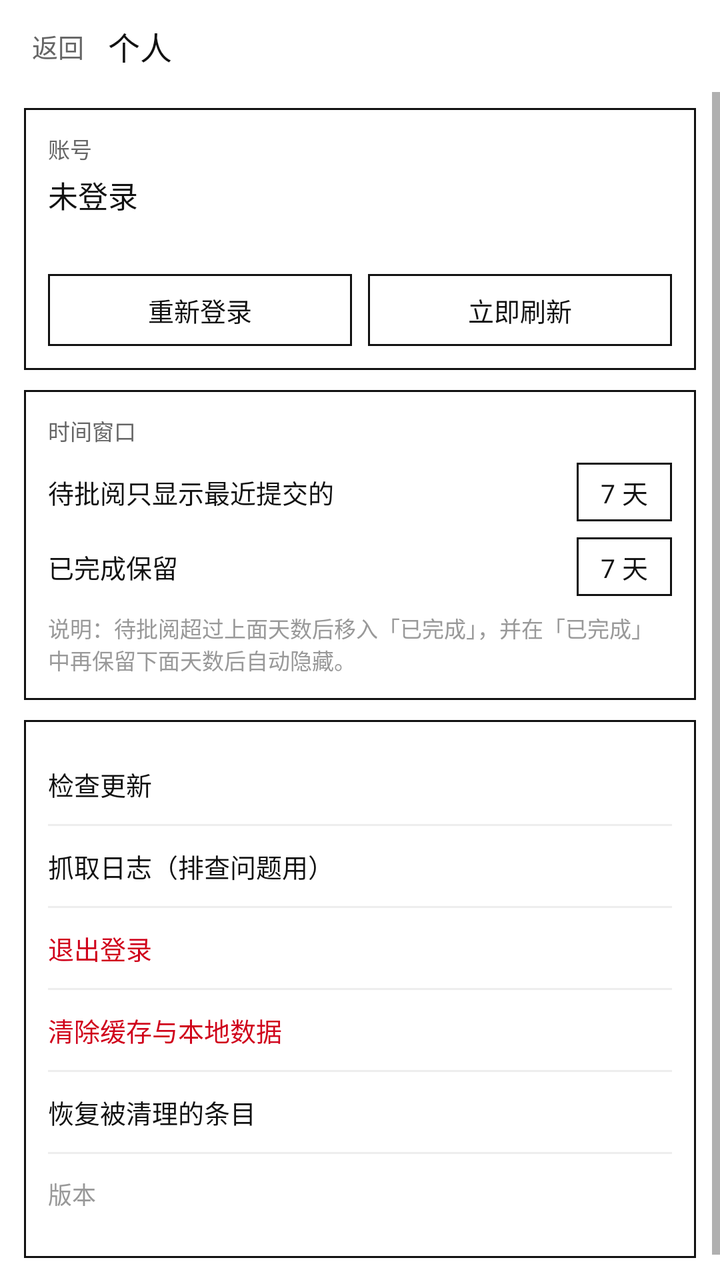
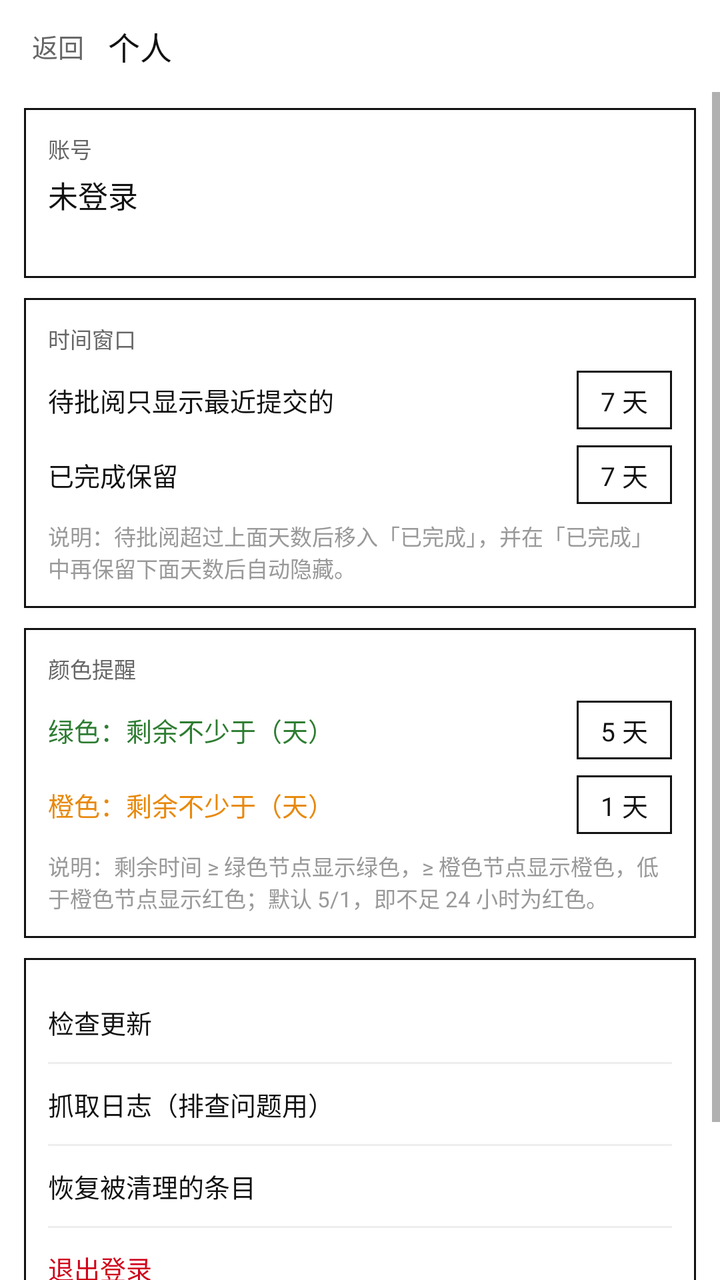

Compare the two renders of this Android layout. The source of the first and the diff that turns it into the second are given below.
<!-- AndroidManifest.xml: application theme Theme.Board -->
<!-- res/layout/activity_settings.xml -->
<?xml version="1.0" encoding="utf-8"?>
<LinearLayout xmlns:android="http://schemas.android.com/apk/res/android"
    android:layout_width="match_parent"
    android:layout_height="match_parent"
    android:background="#FFFFFF"
    android:orientation="vertical">

    <LinearLayout
        android:layout_width="match_parent"
        android:layout_height="46dp"
        android:orientation="horizontal"
        android:paddingLeft="12dp"
        android:paddingRight="12dp">

        <TextView
            android:id="@+id/btnBack"
            android:layout_width="wrap_content"
            android:layout_height="match_parent"
            android:gravity="center_vertical"
            android:paddingLeft="4dp"
            android:paddingRight="12dp"
            android:text="返回"
            android:textColor="#666666"
            android:textSize="13sp" />

        <TextView
            android:layout_width="0dp"
            android:layout_height="match_parent"
            android:layout_weight="1"
            android:gravity="center_vertical"
            android:text="个人"
            android:textColor="#111111"
            android:textSize="16sp" />
    </LinearLayout>

    <ScrollView
        android:layout_width="match_parent"
        android:layout_height="0dp"
        android:layout_weight="1">

        <LinearLayout
            android:layout_width="match_parent"
            android:layout_height="wrap_content"
            android:orientation="vertical"
            android:paddingLeft="12dp"
            android:paddingRight="12dp"
            android:paddingBottom="24dp">

            
            <LinearLayout
                android:layout_width="match_parent"
                android:layout_height="wrap_content"
                android:layout_marginTop="8dp"
                android:background="@drawable/box"
                android:orientation="vertical"
                android:padding="12dp">

                <TextView
                    android:layout_width="wrap_content"
                    android:layout_height="wrap_content"
                    android:text="账号"
                    android:textColor="#666666"
                    android:textSize="11sp" />

                <TextView
                    android:id="@+id/tvAccount"
                    android:layout_width="match_parent"
                    android:layout_height="wrap_content"
                    android:layout_marginTop="4dp"
                    android:text="未登录"
                    android:textColor="#111111"
                    android:textSize="15sp" />

                <TextView
                    android:id="@+id/tvSync"
                    android:layout_width="match_parent"
                    android:layout_height="wrap_content"
                    android:layout_marginTop="4dp"
                    android:text=""
                    android:textColor="#888888"
                    android:textSize="11sp" />

                <LinearLayout
                    android:layout_width="match_parent"
                    android:layout_height="wrap_content"
                    android:layout_marginTop="10dp"
                    android:orientation="horizontal">

                    <TextView
                        android:id="@+id/btnRelogin"
                        android:layout_width="0dp"
                        android:layout_height="36dp"
                        android:layout_marginRight="8dp"
                        android:layout_weight="1"
                        android:background="@drawable/box"
                        android:gravity="center"
                        android:text="重新登录"
                        android:textColor="#111111"
                        android:textSize="13sp" />

                    <TextView
                        android:id="@+id/btnRefresh"
                        android:layout_width="0dp"
                        android:layout_height="36dp"
                        android:layout_weight="1"
                        android:background="@drawable/box"
                        android:gravity="center"
                        android:text="立即刷新"
                        android:textColor="#111111"
                        android:textSize="13sp" />
                </LinearLayout>
            </LinearLayout>

            
            <LinearLayout
                android:layout_width="match_parent"
                android:layout_height="wrap_content"
                android:layout_marginTop="10dp"
                android:background="@drawable/box"
                android:orientation="vertical"
                android:padding="12dp">

                <TextView
                    android:layout_width="wrap_content"
                    android:layout_height="wrap_content"
                    android:text="时间窗口"
                    android:textColor="#666666"
                    android:textSize="11sp" />

                <LinearLayout
                    android:layout_width="match_parent"
                    android:layout_height="wrap_content"
                    android:layout_marginTop="8dp"
                    android:gravity="center_vertical"
                    android:orientation="horizontal">

                    <TextView
                        android:layout_width="0dp"
                        android:layout_height="wrap_content"
                        android:layout_weight="1"
                        android:text="待批阅只显示最近提交的"
                        android:textColor="#111111"
                        android:textSize="13sp" />

                    <TextView
                        android:id="@+id/btnX"
                        android:layout_width="wrap_content"
                        android:layout_height="wrap_content"
                        android:background="@drawable/box"
                        android:paddingLeft="12dp"
                        android:paddingTop="5dp"
                        android:paddingRight="12dp"
                        android:paddingBottom="5dp"
                        android:text="7 天"
                        android:textColor="#111111"
                        android:textSize="13sp" />
                </LinearLayout>

                <LinearLayout
                    android:layout_width="match_parent"
                    android:layout_height="wrap_content"
                    android:layout_marginTop="8dp"
                    android:gravity="center_vertical"
                    android:orientation="horizontal">

                    <TextView
                        android:layout_width="0dp"
                        android:layout_height="wrap_content"
                        android:layout_weight="1"
                        android:text="已完成保留"
                        android:textColor="#111111"
                        android:textSize="13sp" />

                    <TextView
                        android:id="@+id/btnY"
                        android:layout_width="wrap_content"
                        android:layout_height="wrap_content"
                        android:background="@drawable/box"
                        android:paddingLeft="12dp"
                        android:paddingTop="5dp"
                        android:paddingRight="12dp"
                        android:paddingBottom="5dp"
                        android:text="7 天"
                        android:textColor="#111111"
                        android:textSize="13sp" />
                </LinearLayout>

                <TextView
                    android:layout_width="match_parent"
                    android:layout_height="wrap_content"
                    android:layout_marginTop="8dp"
                    android:text="说明：待批阅超过上面天数后移入「已完成」，并在「已完成」中再保留下面天数后自动隐藏。"
                    android:textColor="#999999"
                    android:textSize="11sp" />
            </LinearLayout>

            
            <LinearLayout
                android:layout_width="match_parent"
                android:layout_height="wrap_content"
                android:layout_marginTop="10dp"
                android:background="@drawable/box"
                android:orientation="vertical"
                android:padding="12dp">

                <TextView
                    android:id="@+id/btnUpdate"
                    android:layout_width="match_parent"
                    android:layout_height="40dp"
                    android:gravity="center_vertical"
                    android:text="检查更新"
                    android:textColor="#111111"
                    android:textSize="13sp" />

                <View
                    android:layout_width="match_parent"
                    android:layout_height="1dp"
                    android:background="#EEEEEE" />

                <TextView
                    android:id="@+id/btnLog"
                    android:layout_width="match_parent"
                    android:layout_height="40dp"
                    android:gravity="center_vertical"
                    android:text="抓取日志（排查问题用）"
                    android:textColor="#111111"
                    android:textSize="13sp" />

                <View
                    android:layout_width="match_parent"
                    android:layout_height="1dp"
                    android:background="#EEEEEE" />

                <TextView
                    android:id="@+id/btnLogout"
                    android:layout_width="match_parent"
                    android:layout_height="40dp"
                    android:gravity="center_vertical"
                    android:text="退出登录"
                    android:textColor="#D0021B"
                    android:textSize="13sp" />

                <View
                    android:layout_width="match_parent"
                    android:layout_height="1dp"
                    android:background="#EEEEEE" />

                <TextView
                    android:id="@+id/btnClear"
                    android:layout_width="match_parent"
                    android:layout_height="40dp"
                    android:gravity="center_vertical"
                    android:text="清除缓存与本地数据"
                    android:textColor="#D0021B"
                    android:textSize="13sp" />

                <View
                    android:layout_width="match_parent"
                    android:layout_height="1dp"
                    android:background="#EEEEEE" />

                <TextView
                    android:id="@+id/btnRestore"
                    android:layout_width="match_parent"
                    android:layout_height="40dp"
                    android:gravity="center_vertical"
                    android:text="恢复被清理的条目"
                    android:textColor="#111111"
                    android:textSize="13sp" />

                <View
                    android:layout_width="match_parent"
                    android:layout_height="1dp"
                    android:background="#EEEEEE" />

                <TextView
                    android:id="@+id/tvVersion"
                    android:layout_width="match_parent"
                    android:layout_height="40dp"
                    android:gravity="center_vertical"
                    android:text="版本"
                    android:textColor="#999999"
                    android:textSize="12sp" />
            </LinearLayout>
        </LinearLayout>
    </ScrollView>
</LinearLayout>
<!-- resources referenced by this layout -->
<resources>
  <!-- drawable box (drawable) -->
  <?xml version="1.0" encoding="utf-8"?>
  <shape xmlns:android="http://schemas.android.com/apk/res/android"
      android:shape="rectangle">
      <solid android:color="#FFFFFF" />
      <stroke
          android:width="1dp"
          android:color="#111111" />
  </shape>
  <style name="Theme.Board" parent="Theme.AppCompat.Light.NoActionBar">
          <item name="android:windowBackground">#FFFFFF</item>
          <item name="android:statusBarColor">#FFFFFF</item>
          <item name="android:windowLightStatusBar">true</item>
          <item name="android:navigationBarColor">#FFFFFF</item>
          <item name="android:windowLightNavigationBar">true</item>
          <item name="colorAccent">#111111</item>
          <item name="android:textColorPrimary">#111111</item>
      </style>
</resources>

<!-- the commit's change to res/layout/activity_settings.xml (unified diff, before → after) -->
@@ -79,36 +79,6 @@
                     android:text=""
                     android:textColor="#888888"
                     android:textSize="11sp" />
-
-                <LinearLayout
-                    android:layout_width="match_parent"
-                    android:layout_height="wrap_content"
-                    android:layout_marginTop="10dp"
-                    android:orientation="horizontal">
-
-                    <TextView
-                        android:id="@+id/btnRelogin"
-                        android:layout_width="0dp"
-                        android:layout_height="36dp"
-                        android:layout_marginRight="8dp"
-                        android:layout_weight="1"
-                        android:background="@drawable/box"
-                        android:gravity="center"
-                        android:text="重新登录"
-                        android:textColor="#111111"
-                        android:textSize="13sp" />
-
-                    <TextView
-                        android:id="@+id/btnRefresh"
-                        android:layout_width="0dp"
-                        android:layout_height="36dp"
-                        android:layout_weight="1"
-                        android:background="@drawable/box"
-                        android:gravity="center"
-                        android:text="立即刷新"
-                        android:textColor="#111111"
-                        android:textSize="13sp" />
-                </LinearLayout>
             </LinearLayout>
 
             
@@ -204,6 +174,89 @@
                 android:padding="12dp">
 
                 <TextView
+                    android:layout_width="wrap_content"
+                    android:layout_height="wrap_content"
+                    android:text="颜色提醒"
+                    android:textColor="#666666"
+                    android:textSize="11sp" />
+
+                <LinearLayout
+                    android:layout_width="match_parent"
+                    android:layout_height="wrap_content"
+                    android:layout_marginTop="8dp"
+                    android:gravity="center_vertical"
+                    android:orientation="horizontal">
+
+                    <TextView
+                        android:layout_width="0dp"
+                        android:layout_height="wrap_content"
+                        android:layout_weight="1"
+                        android:text="绿色：剩余不少于（天）"
+                        android:textColor="#2E7D32"
+                        android:textSize="13sp" />
+
+                    <TextView
+                        android:id="@+id/btnGreen"
+                        android:layout_width="wrap_content"
+                        android:layout_height="wrap_content"
+                        android:background="@drawable/box"
+                        android:paddingLeft="12dp"
+                        android:paddingTop="5dp"
+                        android:paddingRight="12dp"
+                        android:paddingBottom="5dp"
+                        android:text="5 天"
+                        android:textColor="#111111"
+                        android:textSize="13sp" />
+                </LinearLayout>
+
+                <LinearLayout
+                    android:layout_width="match_parent"
+                    android:layout_height="wrap_content"
+                    android:layout_marginTop="8dp"
+                    android:gravity="center_vertical"
+                    android:orientation="horizontal">
+
+                    <TextView
+                        android:layout_width="0dp"
+                        android:layout_height="wrap_content"
+                        android:layout_weight="1"
+                        android:text="橙色：剩余不少于（天）"
+                        android:textColor="#E8890C"
+                        android:textSize="13sp" />
+
+                    <TextView
+                        android:id="@+id/btnOrange"
+                        android:layout_width="wrap_content"
+                        android:layout_height="wrap_content"
+                        android:background="@drawable/box"
+                        android:paddingLeft="12dp"
+                        android:paddingTop="5dp"
+                        android:paddingRight="12dp"
+                        android:paddingBottom="5dp"
+                        android:text="1 天"
+                        android:textColor="#111111"
+                        android:textSize="13sp" />
+                </LinearLayout>
+
+                <TextView
+                    android:layout_width="match_parent"
+                    android:layout_height="wrap_content"
+                    android:layout_marginTop="8dp"
+                    android:text="说明：剩余时间 ≥ 绿色节点显示绿色，≥ 橙色节点显示橙色，低于橙色节点显示红色；默认 5/1，即不足 24 小时为红色。"
+                    android:textColor="#999999"
+                    android:textSize="11sp" />
+            </LinearLayout>
+
+            
+            <LinearLayout
+                android:layout_width="match_parent"
+                android:layout_height="wrap_content"
+                android:layout_marginTop="10dp"
+                android:background="@drawable/box"
+                android:orientation="vertical"
+                android:padding="12dp">
+
+                <TextView
                     android:id="@+id/btnUpdate"
                     android:layout_width="match_parent"
                     android:layout_height="40dp"
@@ -232,40 +285,26 @@
                     android:background="#EEEEEE" />
 
                 <TextView
+                    android:id="@+id/btnRestore"
+                    android:layout_width="match_parent"
+                    android:layout_height="40dp"
+                    android:gravity="center_vertical"
+                    android:text="恢复被清理的条目"
+                    android:textColor="#111111"
+                    android:textSize="13sp" />
+
+                <View
+                    android:layout_width="match_parent"
+                    android:layout_height="1dp"
+                    android:background="#EEEEEE" />
+
+                <TextView
                     android:id="@+id/btnLogout"
                     android:layout_width="match_parent"
                     android:layout_height="40dp"
                     android:gravity="center_vertical"
                     android:text="退出登录"
                     android:textColor="#D0021B"
-                    android:textSize="13sp" />
-
-                <View
-                    android:layout_width="match_parent"
-                    android:layout_height="1dp"
-                    android:background="#EEEEEE" />
-
-                <TextView
-                    android:id="@+id/btnClear"
-                    android:layout_width="match_parent"
-                    android:layout_height="40dp"
-                    android:gravity="center_vertical"
-                    android:text="清除缓存与本地数据"
-                    android:textColor="#D0021B"
-                    android:textSize="13sp" />
-
-                <View
-                    android:layout_width="match_parent"
-                    android:layout_height="1dp"
-                    android:background="#EEEEEE" />
-
-                <TextView
-                    android:id="@+id/btnRestore"
-                    android:layout_width="match_parent"
-                    android:layout_height="40dp"
-                    android:gravity="center_vertical"
-                    android:text="恢复被清理的条目"
-                    android:textColor="#111111"
                     android:textSize="13sp" />
 
                 <View
